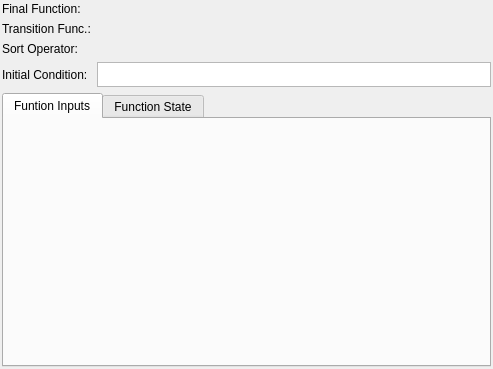
pgmodeler/pgmodeler, file libpgmodeler_ui/ui/aggregatewidget.ui: the form before one commit.
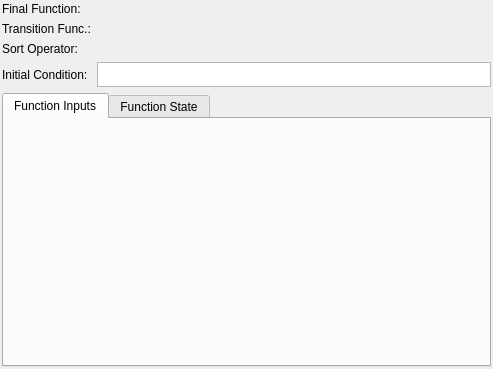
The form after the commit.

```diff
--- a/libpgmodeler_ui/ui/aggregatewidget.ui
+++ b/libpgmodeler_ui/ui/aggregatewidget.ui
@@ -72,7 +72,7 @@
      </property>
      <widget class="QWidget" name="tab">
       <attribute name="title">
-       <string>Funtion Inputs</string>
+       <string>Function Inputs</string>
       </attribute>
      </widget>
      <widget class="QWidget" name="tab_2">
```
